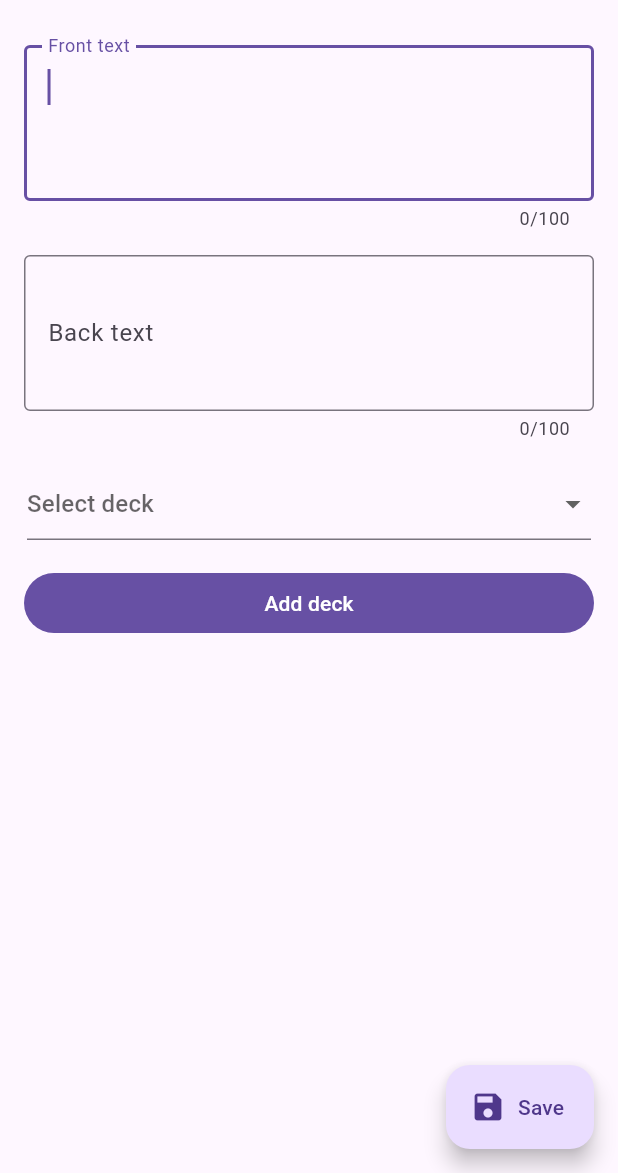
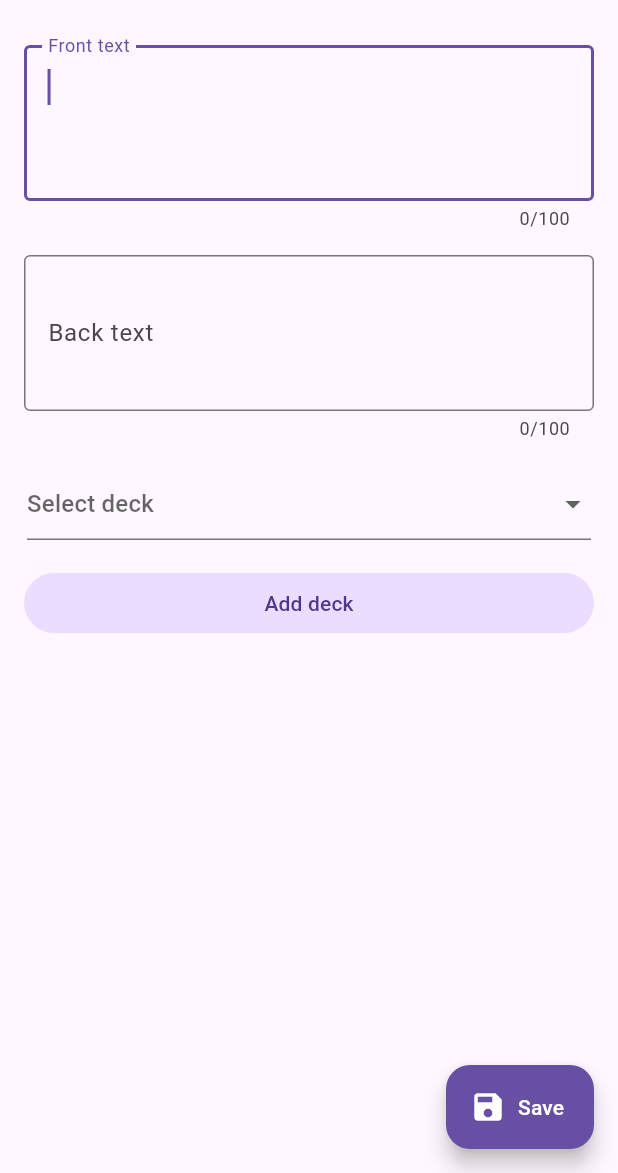
Before and after one commit to tapan98/flashcards, a Flutter app: the screen it shows after launch, item 2 of the bottom bar chosen, after a tap on the "add" icon, on a phone screen of 412 x 824 dp, the part 63-1236 px from its top. Run offline on Flutter 3.47's test engine with Material 3 defaults, Android fonts, the phone set to English and light mode, and no system bars; drawn by our look-alikes of dynamic_color; our stand-ins replace flip_card, flutter_slidable, hive_flutter; accounts and stored records are empty.

Commit message:
UI design changes
1. Changed colors for some buttons
2. UI changes to the decks page

```diff
--- a/lib/pages/cards_page.dart
+++ b/lib/pages/cards_page.dart
@@ -64,7 +64,7 @@ class _CardsPageState extends State<CardsPage> {
   /// Generates FloatingActionButton
   /// ony if a deck is selected;
   /// i.e. [widget.deckID] is not null
-  FloatingActionButton? buildFloatingActionButton() {
+  FloatingActionButton? buildFloatingActionButton(ThemeData theme) {
     if (widget.deckID != null &&
         ((_cardsList?.length ?? widget.database.cardsList.length) != 0)) {
       return FloatingActionButton.extended(
@@ -86,6 +86,8 @@ class _CardsPageState extends State<CardsPage> {
           "🤔",
           semanticsLabel: "",
         ),
+        backgroundColor: theme.colorScheme.primary,
+        foregroundColor: theme.colorScheme.onPrimary,
       );
     }
 
@@ -104,6 +106,8 @@ class _CardsPageState extends State<CardsPage> {
         );
       },
       tooltip: "Add new card",
+      backgroundColor: theme.colorScheme.primary,
+      foregroundColor: theme.colorScheme.onPrimary,
       child: const Icon(Icons.add),
     );
   }
@@ -246,8 +250,9 @@ class _CardsPageState extends State<CardsPage> {
 
   @override
   Widget build(BuildContext context) {
+    final theme = Theme.of(context);
     return Scaffold(
-      floatingActionButton: buildFloatingActionButton(),
+      floatingActionButton: buildFloatingActionButton(theme),
       body: CustomScrollView(
         controller: widget.controller,
         slivers: buildWidgetLists(),
--- a/lib/pages/decks_page.dart
+++ b/lib/pages/decks_page.dart
@@ -27,7 +27,7 @@ class _DecksPageState extends State<DecksPage> {
   ActionPane startActionPane(BuildContext context, int index) {
     final theme = Theme.of(context);
     return ActionPane(
-      motion: const BehindMotion(),
+      motion: const DrawerMotion(),
       children: [
         SlidableAction(
           backgroundColor: theme.colorScheme.tertiary,
@@ -57,7 +57,7 @@ class _DecksPageState extends State<DecksPage> {
   ActionPane endActionPane(BuildContext context, int index) {
     final theme = Theme.of(context);
     return ActionPane(
-      motion: const BehindMotion(),
+      motion: const DrawerMotion(),
       children: [
         SlidableAction(
           backgroundColor: theme.colorScheme.tertiary,
@@ -86,11 +86,11 @@ class _DecksPageState extends State<DecksPage> {
 
   /// builds a slidable deck at [index]
   Widget sliverChildDelegateBuilder(BuildContext context, int index) {
-    return Padding(
-      padding: const EdgeInsets.all(8.0),
-      child: Slidable(
-        startActionPane: startActionPane(context, index),
-        endActionPane: endActionPane(context, index),
+    return Slidable(
+      startActionPane: startActionPane(context, index),
+      endActionPane: endActionPane(context, index),
+      child: Padding(
+        padding: const EdgeInsets.all(8.0),
         child: DecoratedDeck(
           onPressed: () {
             Navigator.of(context).push(
--- a/lib/util/card_editor.dart
+++ b/lib/util/card_editor.dart
@@ -138,6 +138,8 @@ class _CardEditorState extends State<CardEditor> {
         tooltip: "Save",
         label: const Text("Save"),
         icon: const Icon(Icons.save),
+        backgroundColor: theme.colorScheme.primary,
+        foregroundColor: theme.colorScheme.onPrimary,
       ),
       body: Form(
         key: _formKey,
@@ -222,6 +224,11 @@ class _CardEditorState extends State<CardEditor> {
                               },
                             );
                           },
+                          style: FilledButton.styleFrom(
+                            backgroundColor: theme.colorScheme.primaryContainer,
+                            foregroundColor:
+                                theme.colorScheme.onPrimaryContainer,
+                          ),
                           child: const Text("Add deck"),
                         ),
                       ),
```
